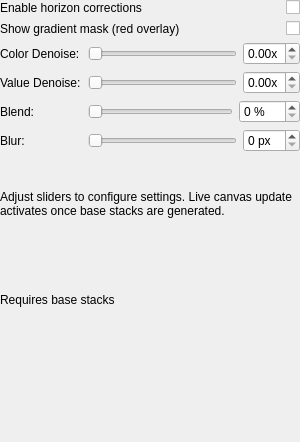
Qt form src/startrails/ui/step_denoise_tune.ui (gkyle/startrails) before a commit.
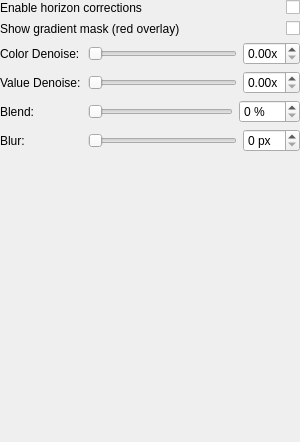
The same form after that commit. Custom widgets are drawn as their Qt base class.

Diff of the .ui file:
```diff
--- a/src/startrails/ui/step_denoise_tune.ui
+++ b/src/startrails/ui/step_denoise_tune.ui
@@ -395,26 +395,6 @@
      </item>
     </layout>
    </item>
-   <item>
-    <widget class="QLabel" name="tuneHint">
-     <property name="text">
-      <string>Adjust sliders to configure settings. Live canvas update activates once base stacks are generated.</string>
-     </property>
-     <property name="wordWrap">
-      <bool>true</bool>
-     </property>
-    </widget>
-   </item>
-   <item>
-    <widget class="QLabel" name="tuneStatus">
-     <property name="text">
-      <string>Requires base stacks</string>
-     </property>
-     <property name="wordWrap">
-      <bool>true</bool>
-     </property>
-    </widget>
-   </item>
    <item>
     <widget class="QLabel" name="error">
      <property name="wordWrap">
```
